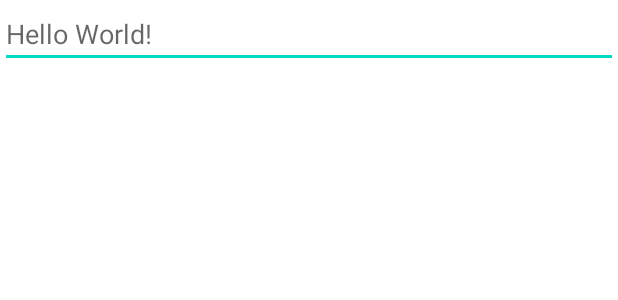
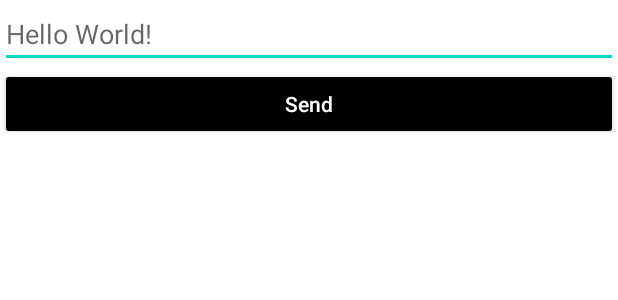
Before and after one commit to mhmdsalem33/CICDdroid, an Android app: the layout activity_main.xml on its own in the app's theme, with its tools: preview values and no code run, on a phone screen of 412 x 824 dp. Shown: the top 300 px of the screen. Run offline under Robolectric (Android 15) with nearby library versions, the phone set to English and light mode, and no system bars.

Commit message:
CI/CD Droid

```diff
--- a/app/src/main/res/layout/activity_main.xml
+++ b/app/src/main/res/layout/activity_main.xml
@@ -12,9 +12,19 @@
         android:layout_width="match_parent"
         android:layout_height="wrap_content"
         android:hint="Hello World!"
-        app:layout_constraintBottom_toBottomOf="parent"
-        app:layout_constraintLeft_toLeftOf="parent"
-        app:layout_constraintRight_toRightOf="parent"
-        app:layout_constraintTop_toTopOf="parent" />
+        />
+
+
+
+    <androidx.appcompat.widget.AppCompatButton
+        android:id="@+id/buttom"
+        android:layout_width="match_parent"
+        android:layout_height="wrap_content"
+        android:hint="Send"
+        app:backgroundTint="@color/black"
+        android:textColorHint="@color/white"
+        />
+
+
 
 </LinearLayout>
```
Also changed, not shown: app/src/main/java/com/mhmd/myapplication/MainActivity.kt (+8 -1 lines).
